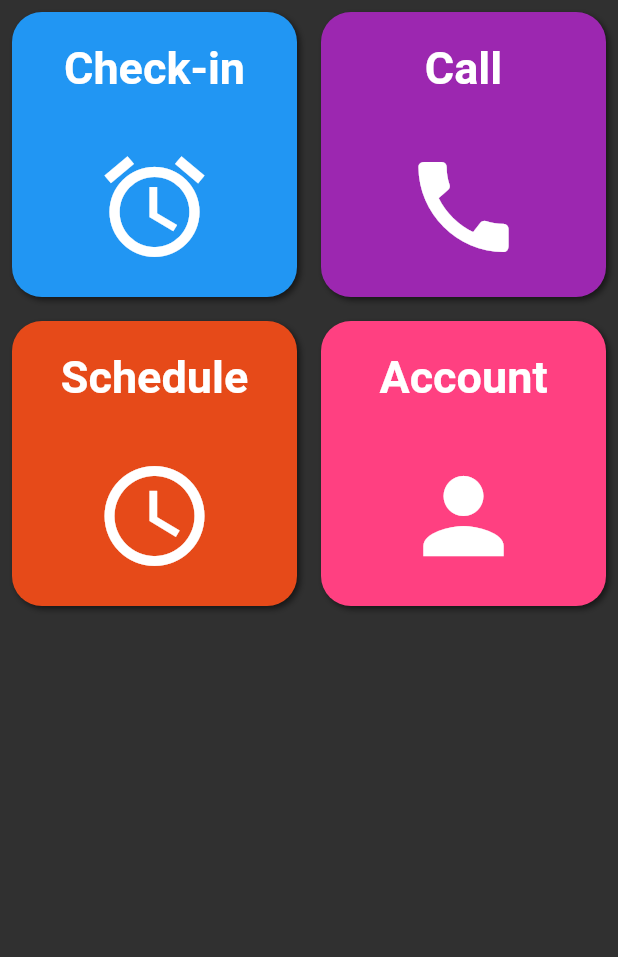
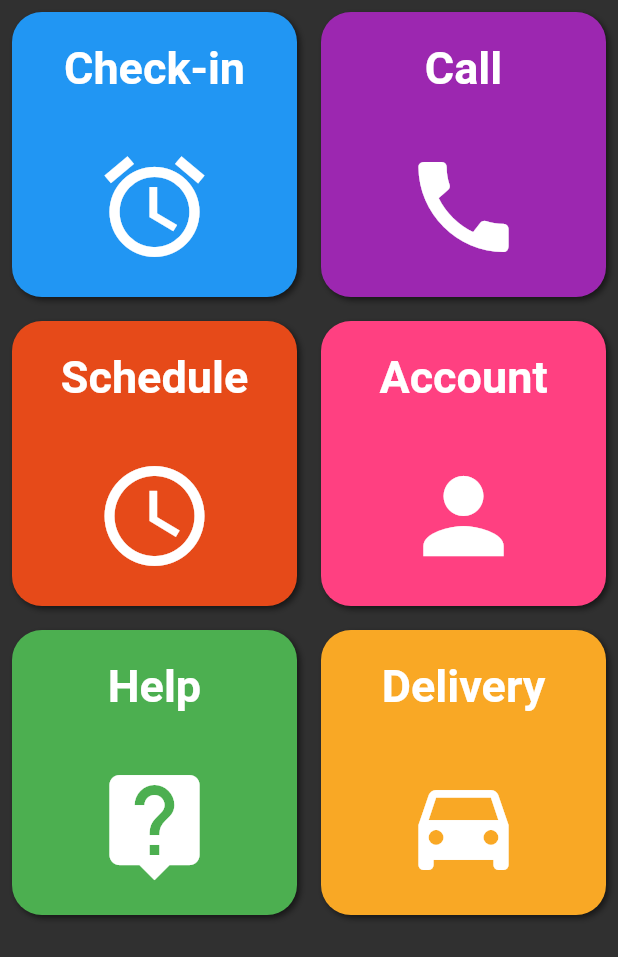
Before and after one commit to undroo/VCare, a Flutter app: the screen it shows after launch, on a phone screen of 412 x 824 dp. Shown: the top 957 px of the screen. Run offline on Flutter 3.47's test engine with Material 2 defaults, Android fonts, the phone set to English and light mode, and no system bars; drawn by our look-alikes of auto_size_text; missing offline and left inert: dash_chat.

Commit message:
final update

```diff
--- a/lib/Screens/home_screen.dart
+++ b/lib/Screens/home_screen.dart
@@ -1,6 +1,8 @@
 import 'package:VCare/Screens/account_screen.dart';
 import 'package:VCare/Screens/call_screen.dart';
 import 'package:VCare/Screens/checkin_screen.dart';
+import 'package:VCare/Screens/delivery_screen.dart';
+import 'package:VCare/Screens/help_screen.dart';
 import 'package:VCare/Screens/schedule_screen.dart';
 import 'package:VCare/Widgets/large_button.dart';
 import 'package:flutter/material.dart';
@@ -41,6 +43,18 @@ class HomeScreen extends StatelessWidget {
               icon: Icon(Icons.person, size: 80),
               color: Colors.pinkAccent,
             ),
+            LargeButton(
+              onPress: () => Navigator.pushNamed(context, HelpScreen.route),
+              name: 'Help',
+              icon: Icon(Icons.live_help, size: 80),
+              color: Colors.green,
+            ),
+            LargeButton(
+              onPress: () => Navigator.pushNamed(context, DeliveryScreen.route),
+              name: 'Delivery',
+              icon: Icon(Icons.directions_car, size: 80),
+              color: Colors.yellow[800],
+            ),
           ],
         ),
       ),
--- a/lib/Widgets/large_button.dart
+++ b/lib/Widgets/large_button.dart
@@ -23,7 +23,7 @@ class LargeButton extends StatelessWidget {
                 color: Colors.black54,
                 blurRadius: 3.0,
                 offset: Offset(2, 2),
-              )
+              ),
             ],
           ),
           child: Column(
--- a/lib/main.dart
+++ b/lib/main.dart
@@ -1,5 +1,7 @@
 import 'package:VCare/Screens/account_screen.dart';
 import 'package:VCare/Screens/call_screen.dart';
+import 'package:VCare/Screens/delivery_screen.dart';
+import 'package:VCare/Screens/help_screen.dart';
 import 'package:VCare/Screens/home_screen.dart';
 import 'package:VCare/Screens/schedule_screen.dart';
 import 'package:flutter/material.dart';
@@ -24,6 +26,8 @@ class MyApp extends StatelessWidget {
         ScheduleScreen.route: (context) => ScheduleScreen(),
         AccountScreen.route: (context) => AccountScreen(),
         CallScreen.route: (context) => CallScreen(),
+        DeliveryScreen.route: (context) => DeliveryScreen(),
+        HelpScreen.route: (context) => HelpScreen(),
       },
       debugShowCheckedModeBanner: false,
     );
--- a/pubspec.yaml
+++ b/pubspec.yaml
@@ -29,6 +29,7 @@ dependencies:
   # Use with the CupertinoIcons class for iOS style icons.
   cupertino_icons: ^0.1.3
   auto_size_text: ^2.1.0
+  dash_chat: ^1.1.9
 
 dev_dependencies:
   flutter_test:
```
Also changed, not shown: lib/Screens/delivery_screen.dart (added, +69 -0 lines), lib/Screens/help_screen.dart (added, +36 -0 lines), pubspec.lock, 1 other file.
